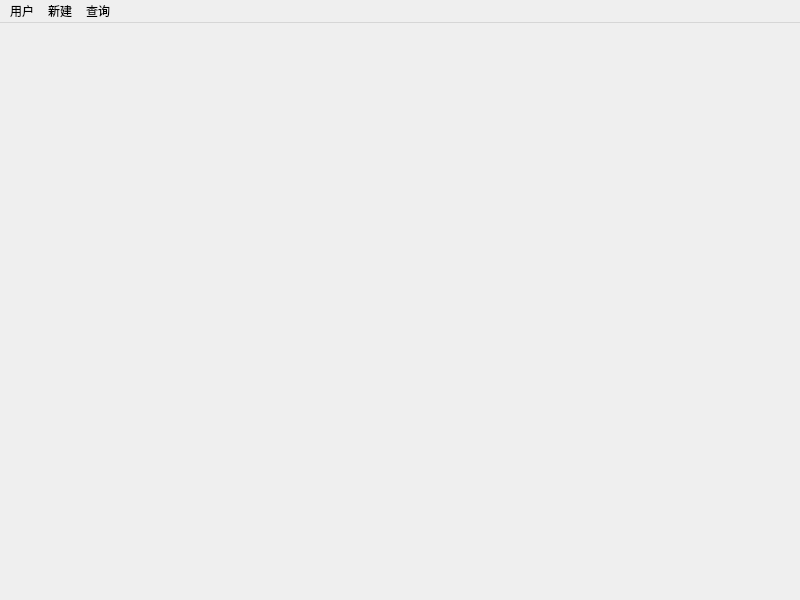
This is mainwindow.ui in owlsome2501/medicines_dbs as Qt 5 draws it before an edit. The edited form follows.
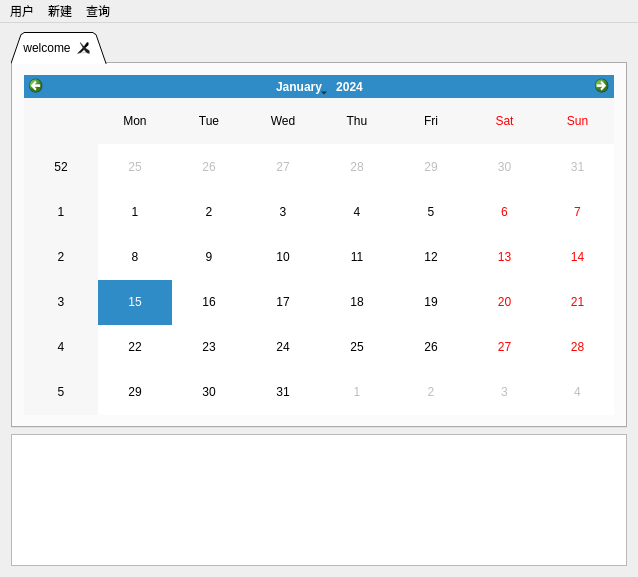
This is the edited form.

What changed in the file:
```diff
--- a/mainwindow.ui
+++ b/mainwindow.ui
@@ -6,22 +6,65 @@
    <rect>
     <x>0</x>
     <y>0</y>
-    <width>800</width>
-    <height>600</height>
+    <width>638</width>
+    <height>577</height>
    </rect>
   </property>
   <property name="windowTitle">
    <string>MainWindow</string>
   </property>
   <widget class="QWidget" name="centralWidget">
-   <layout class="QGridLayout" name="gridLayout_2"/>
+   <layout class="QGridLayout" name="gridLayout" rowstretch="3,1" columnstretch="0">
+    <property name="topMargin">
+     <number>9</number>
+    </property>
+    <item row="0" column="0">
+     <widget class="QTabWidget" name="main_tab">
+      <property name="tabPosition">
+       <enum>QTabWidget::North</enum>
+      </property>
+      <property name="tabShape">
+       <enum>QTabWidget::Triangular</enum>
+      </property>
+      <property name="currentIndex">
+       <number>0</number>
+      </property>
+      <property name="elideMode">
+       <enum>Qt::ElideRight</enum>
+      </property>
+      <property name="documentMode">
+       <bool>false</bool>
+      </property>
+      <property name="tabsClosable">
+       <bool>true</bool>
+      </property>
+      <widget class="QWidget" name="welcome_grid">
+       <attribute name="title">
+        <string>welcome</string>
+       </attribute>
+       <layout class="QGridLayout" name="gridLayout_3">
+        <item row="0" column="0">
+         <widget class="QCalendarWidget" name="calendarWidget"/>
+        </item>
+       </layout>
+      </widget>
+     </widget>
+    </item>
+    <item row="1" column="0">
+     <widget class="QListView" name="listView">
+      <property name="frameShadow">
+       <enum>QFrame::Plain</enum>
+      </property>
+     </widget>
+    </item>
+   </layout>
   </widget>
   <widget class="QMenuBar" name="menuBar">
    <property name="geometry">
     <rect>
      <x>0</x>
      <y>0</y>
-     <width>800</width>
+     <width>638</width>
      <height>30</height>
     </rect>
    </property>
```
Left out of the diff: 99 changed lines with no effect on the pictures.
